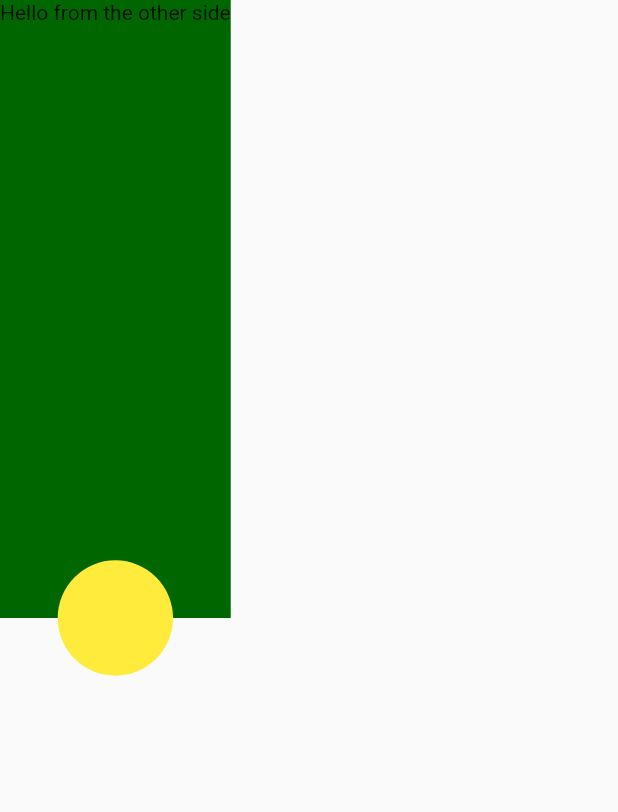
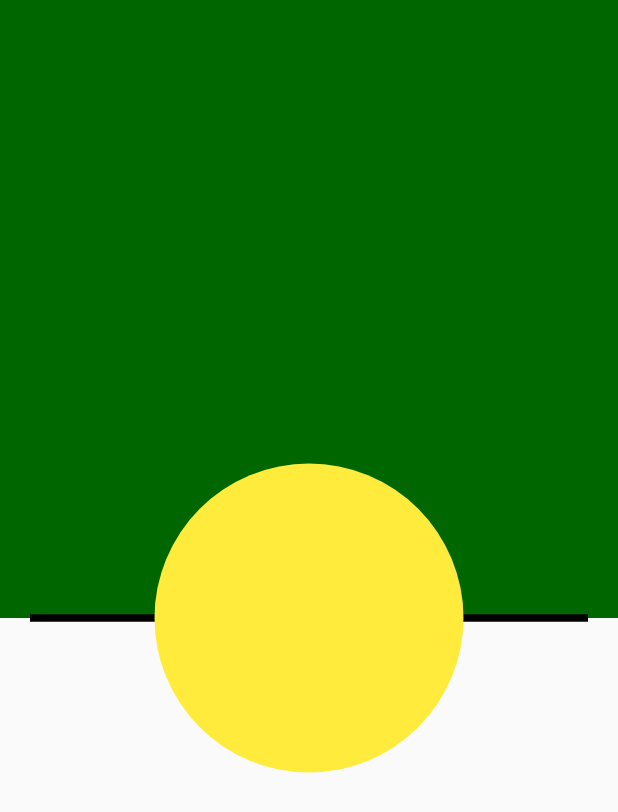
Before and after one commit to ArbazIrshad/flutter_practice, a Flutter app: the screen it shows after launch, on a phone screen of 412 x 824 dp. Shown: the top 812 px of the screen. Run offline on Flutter 3.47's test engine with Material 2 defaults, Android fonts, the phone set to English and light mode, and no system bars.

```diff
--- a/lib/main.dart
+++ b/lib/main.dart
@@ -24,16 +24,17 @@ class HomePage extends StatelessWidget {
   Widget build(BuildContext context) {
     return Scaffold(
       body: CustomPaint(
+        size: Size.infinite,
         painter: SquareCustomPainter(),
-        child: Column(
-          children: [
-            Text('Hello from the other side')
-            // Expanded(
-            //     child: Container(
-            //         // color: Colors.teal,
-            //         ))
-          ],
-        ),
+        // child: Column(
+        //   children: [
+        //     // Text('Hello from the other side')
+        //     // Expanded(
+        //     //     child: Container(
+        //     //         // color: Colors.teal,
+        //     //         ))
+        //   ],
+        // ),
       ),
     );
   }
@@ -51,6 +52,13 @@ class SquareCustomPainter extends CustomPainter {
     path.close();
 
     canvas.drawPath(path, paint);
+    canvas.drawLine(
+        Offset(20, size.height / 2),
+        Offset(size.width - 20, size.height / 2),
+        paint
+          ..color = Colors.black
+          ..strokeWidth = 5);
+    // canvas.close();
     canvas.drawCircle(Offset(size.width / 2, size.height / 2), size.width / 4,
         Paint()..color = Colors.yellow);
   }
```
